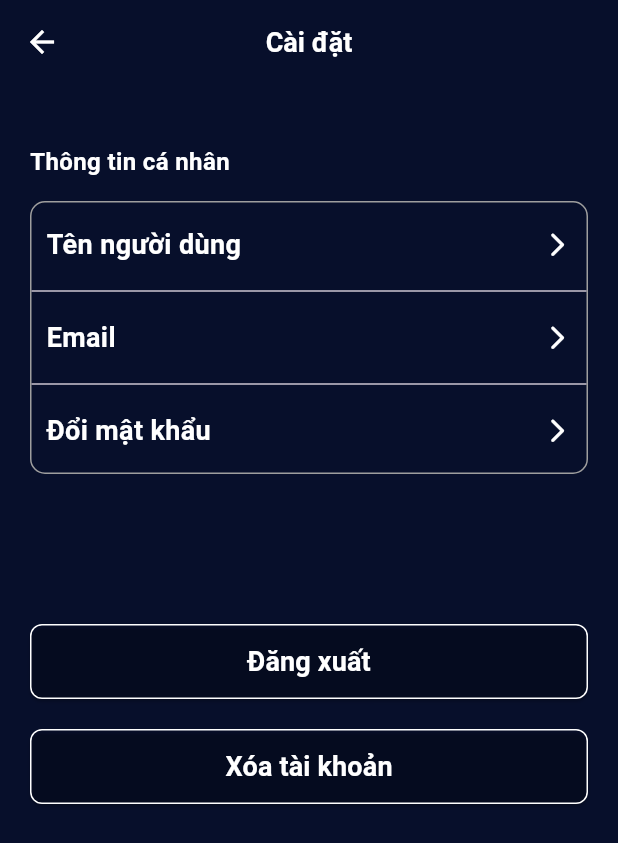
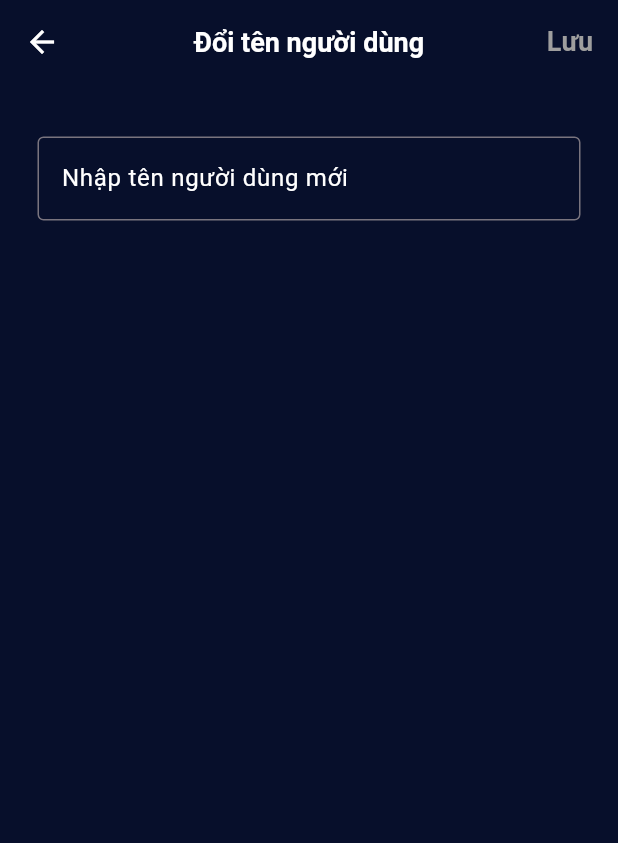
Before and after one commit to HoangELT/QuizletFlutterApp, a Flutter app: the SettingsPage screen opened by its route, after a tap on "Tên người dùng", on a phone screen of 412 x 824 dp. Shown: the top 843 px of the screen. Run offline on Flutter 3.47's test engine with Material 3 defaults, Android fonts, the phone set to English and light mode, and no system bars; our stand-ins replace cloud_firestore, firebase_auth, firebase_core, font_awesome_flutter, google_sign_in, shared_preferences; missing offline and left inert: cupertino_interactive_keyboard; accounts and stored records are empty.

Commit message:
add changeEmailPage, changeUserNamePage, method trong firebaseauthservice, login, regis,...

```diff
--- a/lib/main.dart
+++ b/lib/main.dart
@@ -1,5 +1,7 @@
 import 'package:flutter/material.dart';
 import 'package:quizletapp/pages/app_page.dart';
+import 'package:quizletapp/pages/changeEmail_page.dart';
+import 'package:quizletapp/pages/changeUserName_page.dart';
 import 'package:quizletapp/pages/create_folder.dart';
 import 'package:quizletapp/pages/create_topic_page.dart';
 import 'package:quizletapp/pages/library_page.dart';
@@ -40,7 +42,7 @@ void main() async {
             );
           case '/':
             return MaterialPageRoute(
-              builder: (context) => AppPage(),
+              builder: (context) => const AppPage(),
             );
           case '/login':
             return MaterialPageRoute(
@@ -49,6 +51,14 @@ void main() async {
           case '/register':
             return MaterialPageRoute(
               builder: (context) => const RegisterPage(),
+            );
+          case '/changeEmail':
+            return MaterialPageRoute(
+              builder: (context) => const ChangeEmail(),
+            );
+          case '/changeUserName':
+            return MaterialPageRoute(
+              builder: (context) => const ChangeUserName(),
             );
           case '/settings':
             return MaterialPageRoute(
@@ -66,11 +76,15 @@ void main() async {
             );
           case '/topic':
             return MaterialPageRoute(
-              builder: (context) => LibraryPage(initIndex: 0,),
+              builder: (context) => LibraryPage(
+                initIndex: 0,
+              ),
             );
           case '/folder':
             return MaterialPageRoute(
-              builder: (context) => LibraryPage(initIndex: 1,),
+              builder: (context) => LibraryPage(
+                initIndex: 1,
+              ),
             );
           case '/topic/create':
             return MaterialPageRoute(
--- /dev/null
+++ b/lib/pages/changeUserName_page.dart
@@ -0,0 +1,164 @@
+import 'package:flutter/cupertino.dart';
+import 'package:flutter/material.dart';
+import '../services/firebase_auth.dart';
+
+import '../enums/text_style_enum.dart';
+import '../utils/app_theme.dart';
+import '../widgets/text.dart';
+
+class ChangeUserName extends StatefulWidget {
+  const ChangeUserName({super.key});
+
+  @override
+  State<ChangeUserName> createState() => _ChangeUserNameState();
+}
+
+class _ChangeUserNameState extends State<ChangeUserName> {
+  FirebaseAuthService auth = FirebaseAuthService();
+  var flag = false;
+  var formKey = GlobalKey<FormState>();
+  bool isLoading = false;
+  String newUserName = '';
+  @override
+  Widget build(BuildContext context) {
+    return Stack(children: [
+      Scaffold(
+        backgroundColor: AppTheme.primaryBackgroundColor,
+        appBar: AppBar(
+          foregroundColor: Colors.white,
+          centerTitle: true,
+          backgroundColor: AppTheme.primaryBackgroundColor,
+          title: CustomText(
+            text: "Đổi tên người dùng",
+            type: TextStyleEnum.large,
+          ),
+          actions: [
+            TextButton(
+                onPressed: flag
+                    ? () {
+                        setState(() {
+                          _save();
+                        });
+                      }
+                    : null,
+                child: CustomText(
+                  text: "Lưu",
+                  type: TextStyleEnum.large,
+                  style: TextStyle(
+                    color: flag ? Colors.white : Colors.grey,
+                  ),
+                )),
+          ],
+        ),
+        body: Container(
+          padding: const EdgeInsets.fromLTRB(25, 35, 25, 0),
+          child: Form(
+            onChanged: () {
+              setState(() {
+                check();
+              });
+            },
+            key: formKey,
+            child: Column(
+              children: [
+                TextFormField(
+                  onChanged: (value) {
+                    newUserName = value;
+                  },
+                  onSaved: (newUserName) {
+                    newUserName = newUserName!;
+                  },
+                  validator: (value) {
+                    if (value!.isEmpty) {
+                      return "Vui lòng nhập tên người dùng của bạn";
+                    }
+                    if (value.length < 7) {
+                      return "Tên người dùng phải có ít nhất 7 ký tự";
+                    }
+                    if (value.length > 64) {
+                      return "Tên người dùng phải ít hơn 64 ký tự";
+                    }
+                    return null;
+                  },
+                  decoration: InputDecoration(
+                    label: CustomText(
+                      text: "Nhập tên người dùng mới",
+                      style: const TextStyle(color: Colors.white),
+                    ),
+                    border: const OutlineInputBorder(),
+                    focusedBorder: const OutlineInputBorder(
+                      borderSide:
+                          BorderSide(color: Colors.white), // Màu viền khi focus
+                    ),
+                    focusColor: Colors.white,
+                  ),
+                  keyboardType: TextInputType.emailAddress,
+                  style: const TextStyle(color: Colors.white),
+                ),
+              ],
+            ),
+          ),
+        ),
+      ),
+      if (isLoading)
+        Container(
+          color: Colors.transparent.withOpacity(0.5),
+          child: const Center(
+            child: CircularProgressIndicator(),
+          ),
+        ),
+    ]);
+  }
+
+  check() {
+    formKey.currentState?.setState(() {
+      if (newUserName.isNotEmpty) {
+        flag = true;
+      } else {
+        flag = false;
+      }
+    });
+  }
+
+  Future<void> _save() async {
+    if (formKey.currentState!.validate()) {
+      formKey.currentState?.save();
+      try {
+        setState(() {
+          isLoading = true;
+        });
+        // Thực hiện xác thực từ Firebase
+        var t = await auth.changeUserName(newUserName);
+        setState(() {
+          isLoading = false;
+        });
+        if (t == '') {
+          // hiển thị thông báo đổi mật khẩu thành công
+          showDialog(
+            context: context,
+            builder: (BuildContext context) {
+              return AlertDialog(
+                icon: const Icon(
+                  Icons.check_circle_outline_outlined,
+                  color: Colors.green,
+                  size: 45,
+                ),
+                title: CustomText(
+                  text: "Thay đổi tên người dùng thành công",
+                  type: TextStyleEnum.large,
+                  style: const TextStyle(color: Colors.black),
+                ),
+              );
+            },
+          );
+          await Future.delayed(const Duration(seconds: 2));
+          Navigator.pop(context);
+          Navigator.pop(context, newUserName);
+        }
+      } catch (error) {
+        // Xử lý khi có lỗi xác thực từ Firebase
+        print('Error signing in: $error');
+      }
+    }
+  }
+}
--- a/lib/pages/changepw_page.dart
+++ b/lib/pages/changepw_page.dart
@@ -104,6 +104,9 @@ class _ChangePassWordState extends State<ChangePassWord> {
                     // Kiểm tra độ dài mật khẩu
                     if (value.length < 7) {
                       return "Mật khẩu phải có ít nhất 7 ký tự";
+                    }
+                    if (value.length > 64) {
+                      return "Mật khẩu phải ít hơn 64 ký tự";
                     }
                     // Kiểm tra xem mật khẩu có chứa ít nhất một ký tự hoa không
                     if (!value.contains(RegExp(r'[A-Z]'))) {
```
Also changed, not shown: lib/pages/changeEmail_page.dart (added, +174 -0 lines), lib/pages/login_page.dart (+28 -9 lines), lib/pages/profile_page.dart (+17 -8 lines), lib/pages/register_page.dart (+43 -10 lines), lib/pages/settings_page.dart (+79 -9 lines), lib/services/firebase_auth.dart (+60 -2 lines).
